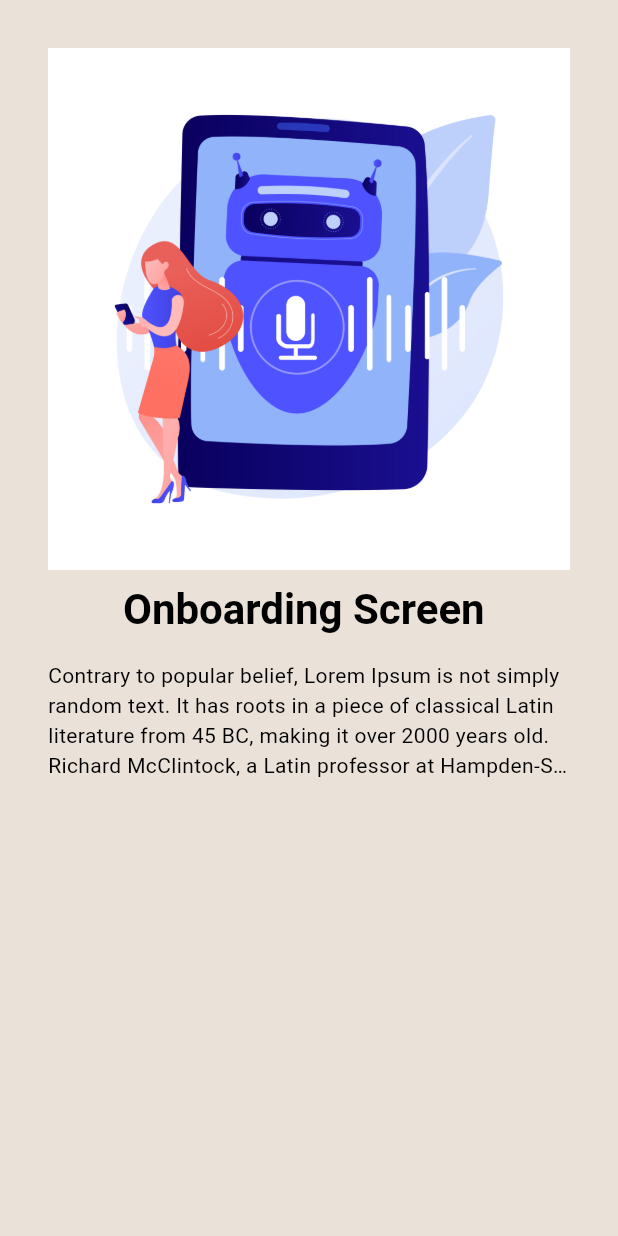
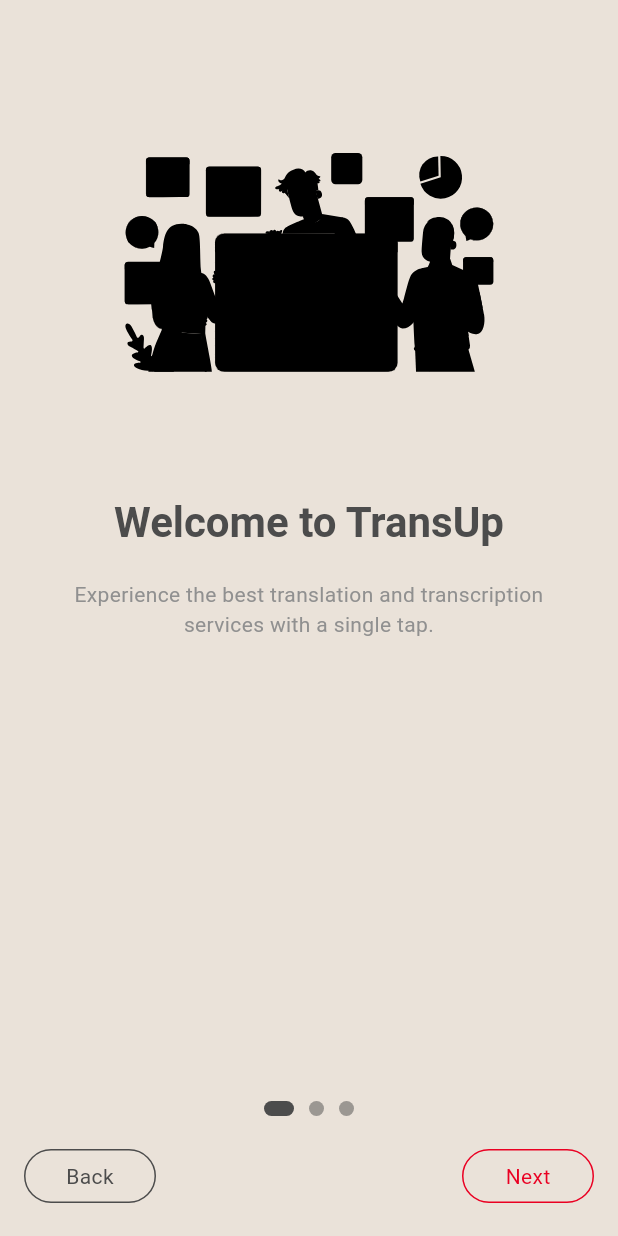
Before and after one commit to MuhammadHannan246/FlutterTransUpApp, a Flutter app: the screen it shows after launch, on a phone screen of 412 x 824 dp. Run offline on Flutter 3.47's test engine with Material 3 defaults, Android fonts, the phone set to English and light mode, and no system bars; our stand-ins replace flutter_svg, modal_progress_hud_nsn; Roboto replaces fonts that are missing (Epilogue-Black).

Commit message:
updated code

```diff
--- a/lib/screens/onboarding_screen.dart
+++ b/lib/screens/onboarding_screen.dart
@@ -1,6 +1,6 @@
+import 'package:flutter/material.dart';
+import 'package:flutter_svg/flutter_svg.dart';
 import 'package:flutter_transup_app/theme/colors.dart';
-import 'package:flutter/material.dart';
-import 'package:modal_progress_hud_nsn/modal_progress_hud_nsn.dart';
 
 class OnboardingScreen extends StatefulWidget {
   static const routeName = '/onboarding-screen';
@@ -12,61 +12,149 @@ class OnboardingScreen extends StatefulWidget {
 }
 
 class _OnboardingScreenState extends State<OnboardingScreen> {
-  @override
+  int currentIndex = 0;
+
+  final List<Map<String, String>> onboardingData = [
+    {
+      'image': 'assets/images/seo.svg',
+      'title': 'Welcome to TransUp',
+      'description':
+          'Experience the best translation and transcription services with a single tap.',
+    },
+    {
+      'image': 'assets/images/communication.svg',
+      'title': 'Effortless Communication',
+      'description': 'Communicate across languages with ease and precision.',
+    },
+    {
+      'image': 'assets/images/security.svg',
+      'title': 'Your Security Matters',
+      'description':
+          'We prioritize your data privacy and security with top-notch encryption.',
+    },
+  ];
+
+  void _nextPage() {
+    if (currentIndex < onboardingData.length - 1) {
+      setState(() {
+        currentIndex += 1;
+      });
+    } else {
+      // Navigate to the next screen or home screen
+    }
+  }
+
+  void _prevPage() {
+    if (currentIndex > 0) {
+      setState(() {
+        currentIndex -= 1;
+      });
+    }
+  }
+
   @override
   Widget build(BuildContext context) {
-    return GestureDetector(
-      onTap: () {
-        FocusScope.of(context).unfocus();
-      },
-      child: Scaffold(
-        resizeToAvoidBottomInset: true,
-        body: SingleChildScrollView(
-          keyboardDismissBehavior: ScrollViewKeyboardDismissBehavior.onDrag,
-          physics: const ClampingScrollPhysics(),
+    return Scaffold(
+      body: SafeArea(
+        child: Column(
+          children: [
+            Expanded(
+              child: SingleChildScrollView(
                 child: Padding(
-            padding: const EdgeInsets.all(32.0),
+                  padding: const EdgeInsets.symmetric(horizontal: 32.0),
                   child: Column(
                     crossAxisAlignment: CrossAxisAlignment.center,
-              mainAxisAlignment: MainAxisAlignment.spaceBetween,
                     children: [
-                Image.asset(
-                    'assets/images/onboard-1.jpg',
+                      SizedBox(height: 50),
+                      SvgPicture.asset(
+                        onboardingData[currentIndex]['image']!,
+                        height: 250,
+                        width: 250,
                       ),
-                Padding(
-                  padding: const EdgeInsets.symmetric(vertical: 8.0),
-                  child: Text(
-                    'Onboarding Screen ',
+                      SizedBox(height: 30),
+                      Text(
+                        onboardingData[currentIndex]['title']!,
                         style: Theme.of(context)
                             .textTheme
                             .headlineMedium!
                             .copyWith(
-                          color: kBlackColor,
+                              color: kSecondarySwatchColor,
                               fontWeight: FontWeight.bold,
                             ),
-                    overflow: TextOverflow.ellipsis,
-                    maxLines: 2,
+                        textAlign: TextAlign.center,
+                      ),
+                      SizedBox(height: 20),
+                      Text(
+                        onboardingData[currentIndex]['description']!,
+                        style: Theme.of(context).textTheme.bodyMedium!.copyWith(
+                              color: kTextColor,
+                            ),
+                        textAlign: TextAlign.center,
+                      ),
+                      SizedBox(height: 40),
+                    ],
+                  ),
+                ),
+              ),
+            ),
+            Row(
+              mainAxisAlignment: MainAxisAlignment.center,
+              children: List.generate(
+                onboardingData.length,
+                (index) => buildDot(index, context),
               ),
             ),
             Padding(
-                  padding: const EdgeInsets.symmetric(vertical: 8.0),
+              padding: const EdgeInsets.all(16.0),
+              child: Row(
+                mainAxisAlignment: MainAxisAlignment.spaceBetween,
+                children: [
+                  MaterialButton(
+                    onPressed: _prevPage,
+                    shape: RoundedRectangleBorder(
+                      borderRadius: BorderRadius.circular(25),
+                      side: BorderSide(color: kSecondarySwatchColor),
+                    ),
                     child: Text(
-                    'Contrary to popular belief, Lorem Ipsum is not simply random text. It has roots in a piece of classical Latin literature from 45 BC, making it over 2000 years old. Richard McClintock, a Latin professor at Hampden-Sydney College in Virginia, looked up one of the more obscure Latin words,',
-                    style: Theme.of(context)
-                        .textTheme
-                        .bodyMedium!
-                        .copyWith(
-                          color: kBlackColor,
+                      'Back',
+                      style: Theme.of(context).textTheme.bodyMedium!.copyWith(
+                            color: kSecondarySwatchColor,
                           ),
-                    overflow: TextOverflow.ellipsis,
-                    maxLines: 4,
+                    ),
+                  ),
+                  MaterialButton(
+                    onPressed: _nextPage,
+                    shape: RoundedRectangleBorder(
+                      borderRadius: BorderRadius.circular(25),
+                      side: BorderSide(color: kPrimarySwatchColor),
+                    ),
+                    child: Text(
+                      'Next',
+                      style: Theme.of(context).textTheme.bodyMedium!.copyWith(
+                            color: kPrimarySwatchColor,
+                          ),
                     ),
                   ),
                 ],
               ),
             ),
+          ],
         ),
       ),
     );
   }
+
+  Widget buildDot(int index, BuildContext context) {
+    return Container(
+      height: 10,
+      width: currentIndex == index ? 20 : 10,
+      margin: EdgeInsets.symmetric(horizontal: 5),
+      decoration: BoxDecoration(
+        borderRadius: BorderRadius.circular(5),
+        color: currentIndex == index
+            ? kSecondarySwatchColor
+            : kSecondarySwatchColor.withOpacity(0.5),
+      ),
+    );
   }
+}
--- a/lib/screens/splash_screen.dart
+++ b/lib/screens/splash_screen.dart
@@ -33,7 +33,7 @@ class _SplashScreenState extends State<SplashScreen> {
     return Scaffold(
       body: Center(
         child: Container(
-          padding: const EdgeInsets.all(16.0),
+          padding: const EdgeInsets.all(32.0),
           child: Image.asset('assets/images/logo-square.png'),
 
         ),
--- a/lib/theme/colors.dart
+++ b/lib/theme/colors.dart
@@ -1,23 +1,23 @@
 import 'package:flutter/material.dart';
 
-const Color kPrimaryColor = Color(0xFF212325);
+const Color kPrimaryColor = Color(0xFFEA0022);
 MaterialColor kPrimarySwatchColor = MaterialColor(
   kPrimaryColor.value,
   const <int, Color>{
-    50: Color(0xff909192),
-    100: Color(0xff7a7b7c),
-    200: Color(0xff646566),
-    300: Color(0xff4d4f51),
-    400: Color(0xFF37393b),
+    50: Color(0xfffde6e9),
+    100: Color(0xfffbccd3),
+    200: Color(0xffff799a7),
+    300: Color(0xfff2667a),
+    400: Color(0xFFee334e),
     500: kPrimaryColor,
-    600: Color(0xff1e2021),
-    700: Color(0xff1a1c1e),
-    800: Color(0xff17191a),
-    900: Color(0xff141516),
-    1000: Color(0xFF111213),
+    600: Color(0xffbb001b),
+    700: Color(0xff8c0014),
+    800: Color(0xff5e000e),
+    900: Color(0xff2f0007),
+    1000: Color(0xFF170003),
   },
 );
-const Color kSecondaryColor = Color(0xFFe1d5c9);
+const Color kSecondaryColor = Color(0xFF4c4c4c);
 MaterialColor kSecondarySwatchColor = MaterialColor(
   kSecondaryColor.value,
   const <int, Color>{
```
Also changed, not shown: assets/images/ai.svg (added), assets/images/logo-square.png, assets/images/onboard-1.jpg (deleted), assets/images/onboard-2.jpg (deleted), assets/images/onboard-3.jpg (deleted), assets/images/seo.svg (added), assets/images/web.svg (added), lib/screens/sign_in_screen.dart (line endings or trailing spaces). Lines whose indentation alone changed are shown as unchanged.
